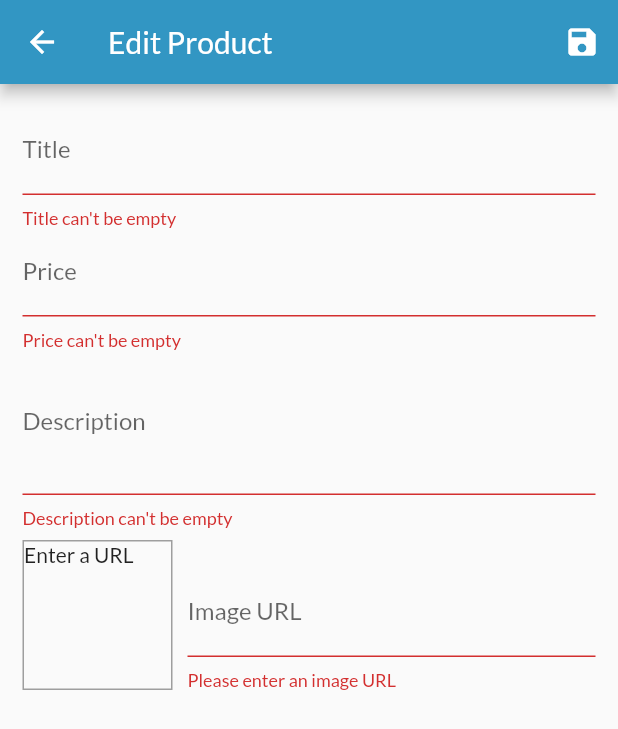
After one commit to cesarcedanov/stella_store_flutter, a Flutter app: the EditProductPage screen opened by its route, after a tap on the "save" icon, on a phone screen of 412 x 824 dp. The commit adds this screen. Shown: the top 729 px of the screen. Run offline on Flutter 3.47's test engine with Material 2 defaults, Android fonts, the phone set to English and light mode, and no system bars; network calls fail.

Commit message:
Created the Edit Product Page using Form

```diff
--- a/stella_store/lib/main.dart
+++ b/stella_store/lib/main.dart
@@ -7,6 +7,8 @@ import './providers/products.dart';
 import './providers/cart.dart';
 import './providers/orders.dart';
 import './pages/orders_page.dart';
+import './pages/user_products_page.dart';
+import './pages/edit_product_page.dart';
 
 void main() => runApp(MyApp());
 
@@ -38,6 +40,8 @@ class MyApp extends StatelessWidget {
           ProductDetailPage.routeName: (ctx) => ProductDetailPage(),
           CartPage.routeName: (ctx) => CartPage(),
           OrdersPage.routeName: (ctx) => OrdersPage(),
+          UserProductsPage.routeName: (ctx) => UserProductsPage(),
+          EditProductPage.routeName: (ctx) => EditProductPage(),
         },
       ),
     );
--- /dev/null
+++ b/stella_store/lib/pages/edit_product_page.dart
@@ -0,0 +1,215 @@
+import 'package:flutter/material.dart';
+import 'package:provider/provider.dart';
+import '../providers/product.dart';
+import '../providers/products.dart';
+
+class EditProductPage extends StatefulWidget {
+  static const routeName = '/edit-product';
+  @override
+  _EditProductPageState createState() => _EditProductPageState();
+}
+
+class _EditProductPageState extends State<EditProductPage> {
+  final _priceFocusNode = FocusNode();
+  final _descriptionFocusNode = FocusNode();
+  final _imageUrlFocusNode = FocusNode();
+  final _imageUrlController = TextEditingController();
+  final _formKey = GlobalKey<FormState>();
+  var _editedProduct =
+      Product(id: null, title: '', price: 0, description: '', imageUrl: '');
+
+  @override
+  void initState() {
+    _imageUrlFocusNode.addListener(_updateImageUrl);
+    super.initState();
+  }
+
+  @override
+  void dispose() {
+    _imageUrlFocusNode.removeListener(_updateImageUrl);
+    _priceFocusNode.dispose();
+    _descriptionFocusNode.dispose();
+    _imageUrlFocusNode.dispose();
+    _imageUrlController.dispose();
+    super.dispose();
+  }
+
+  void _updateImageUrl() {
+    if (!_imageUrlFocusNode.hasFocus) {
+      setState(() {});
+    }
+  }
+
+  void _saveForm() {
+    if (_formKey.currentState.validate()) {
+      return;
+    }
+    _formKey.currentState.save();
+    Provider.of<Products>(context).addProduct(_editedProduct);
+    Navigator.of(context).pop();
+  }
+
+  @override
+  Widget build(BuildContext context) {
+    return Scaffold(
+      appBar: AppBar(
+        title: Text('Edit Product'),
+        actions: <Widget>[
+          IconButton(
+            icon: Icon(Icons.save),
+            onPressed: () {
+              _saveForm();
+            },
+          )
+        ],
+      ),
+      body: Padding(
+        padding: EdgeInsets.all(15),
+        child: Form(
+          key: _formKey,
+          child: ListView(
+            children: <Widget>[
+              TextFormField(
+                decoration: InputDecoration(labelText: 'Title'),
+                textInputAction: TextInputAction.next,
+                onFieldSubmitted: (_) {
+                  FocusScope.of(context).requestFocus(_priceFocusNode);
+                },
+                validator: (value) {
+                  if (value.isEmpty) {
+                    return 'Title can\'t be empty';
+                  }
+                  if (value.length <= 3) {
+                    return 'Title must be longer than 3 digits';
+                  }
+                  return null;
+                },
+                onSaved: (value) {
+                  _editedProduct = Product(
+                    id: null,
+                    title: value,
+                    price: _editedProduct.price,
+                    description: _editedProduct.description,
+                    imageUrl: _editedProduct.imageUrl,
+                  );
+                },
+              ),
+              TextFormField(
+                decoration: InputDecoration(labelText: 'Price'),
+                textInputAction: TextInputAction.next,
+                keyboardType: TextInputType.number,
+                focusNode: _priceFocusNode,
+                onFieldSubmitted: (_) {
+                  FocusScope.of(context).requestFocus(_descriptionFocusNode);
+                },
+                validator: (value) {
+                  if (value.isEmpty) {
+                    return 'Price can\'t be empty';
+                  }
+                  if (double.tryParse(value) == null) {
+                    return 'Please enter a valid number';
+                  }
+                  if (double.parse(value) <= 0) {
+                    return 'Please enter a number greater than zero';
+                  }
+                  return null;
+                },
+                onSaved: (value) {
+                  _editedProduct = Product(
+                    id: null,
+                    title: _editedProduct.title,
+                    price: double.parse(value),
+                    description: _editedProduct.description,
+                    imageUrl: _editedProduct.imageUrl,
+                  );
+                },
+              ),
+              TextFormField(
+                decoration: InputDecoration(labelText: 'Description'),
+                maxLines: 3,
+                keyboardType: TextInputType.multiline,
+                focusNode: _descriptionFocusNode,
+                validator: (value) {
+                  if (value.isEmpty) {
+                    return 'Description can\'t be empty';
+                  }
+                  if (value.length < 10) {
+                    return 'Description must be longer than 10 digits';
+                  }
+                  return null;
+                },
+                onSaved: (value) {
+                  _editedProduct = Product(
+                    id: null,
+                    title: _editedProduct.title,
+                    price: _editedProduct.price,
+                    description: value,
+                    imageUrl: _editedProduct.imageUrl,
+                  );
+                },
+              ),
+              Row(
+                crossAxisAlignment: CrossAxisAlignment.end,
+                children: <Widget>[
+                  Container(
+                    width: 100,
+                    height: 100,
+                    margin: EdgeInsets.only(
+                      top: 8,
+                      right: 10,
+                    ),
+                    decoration: BoxDecoration(
+                      border: Border.all(
+                        width: 1,
+                        color: Colors.grey,
+                      ),
+                    ),
+                    child: _imageUrlController.text.isEmpty
+                        ? Text('Enter a URL')
+                        : FittedBox(
+                            child: Image.network(
+                              _imageUrlController.text,
+                              fit: BoxFit.cover,
+                            ),
+                          ),
+                  ),
+                  Expanded(
+                    child: TextFormField(
+                      decoration: InputDecoration(labelText: 'Image URL'),
+                      keyboardType: TextInputType.url,
+                      textInputAction: TextInputAction.done,
+                      focusNode: _imageUrlFocusNode,
+                      controller: _imageUrlController,
+                      onFieldSubmitted: (_) {
+                        _saveForm();
+                      },
+                      validator: (value) {
+                        if (value.isEmpty) {
+                          return 'Please enter an image URL';
+                        }
+                        if (!value.startsWith('http') ||
+                            !value.startsWith('https')) {
+                          return 'Please enter a valid URL';
+                        }
+                        return null;
+                      },
+                      onSaved: (value) {
+                        _editedProduct = Product(
+                          id: null,
+                          title: _editedProduct.title,
+                          price: _editedProduct.price,
+                          description: _editedProduct.description,
+                          imageUrl: value,
+                        );
+                      },
+                    ),
+                  ),
+                ],
+              )
+            ],
+          ),
+        ),
+      ),
+    );
+  }
+}
--- a/stella_store/lib/providers/products.dart
+++ b/stella_store/lib/providers/products.dart
@@ -56,18 +56,15 @@ class Products with ChangeNotifier {
     return [..._products];
   }
 
-  // void showFavoritesOnly() {
-  //   _showFavoritesOnly = true;
-  //   notifyListeners();
-  // }
-
-  // void showAll() {
-  //   _showFavoritesOnly = false;
-  //   notifyListeners();
-  // }
-
-  void addProduct(product) {
-    _products.add(product);
+  void addProduct(Product product) {
+    final newProduct = Product(
+      id: DateTime.now().toString(),
+      title: product.title,
+      price: product.price,
+      description: product.description,
+      imageUrl: product.imageUrl,
+    );
+    _products.add(newProduct);
     notifyListeners();
   }
 
```
Also changed, not shown: stella_store/lib/organisms/user_product_item.dart (added, +35 -0 lines), stella_store/lib/pages/app_drawer.dart (+10 -0 lines), stella_store/lib/pages/user_products_page.dart (added, +44 -0 lines).
